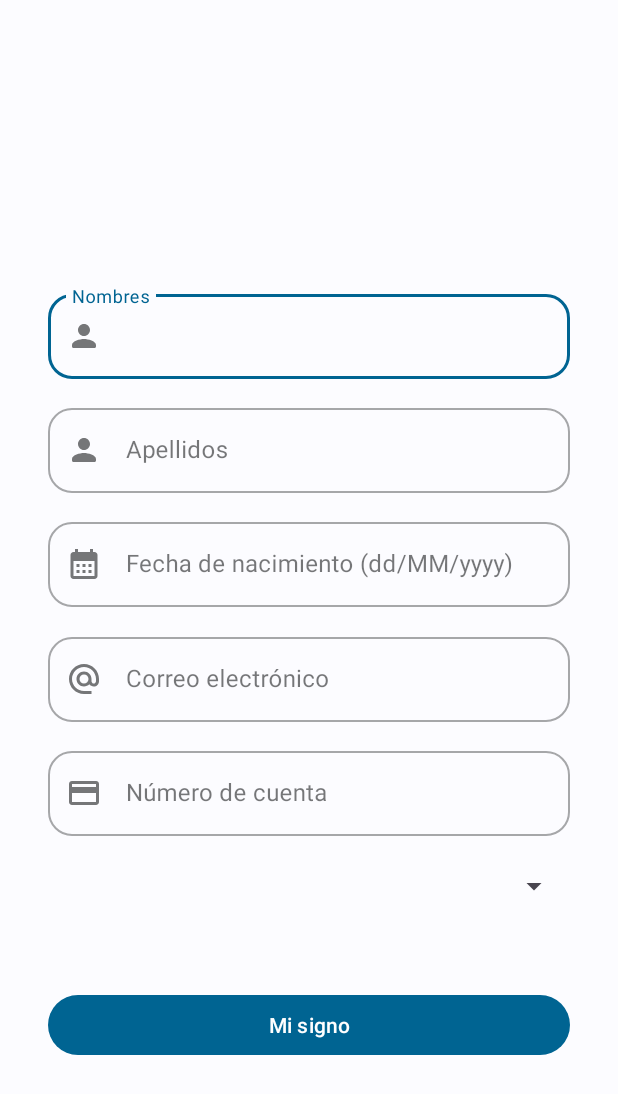
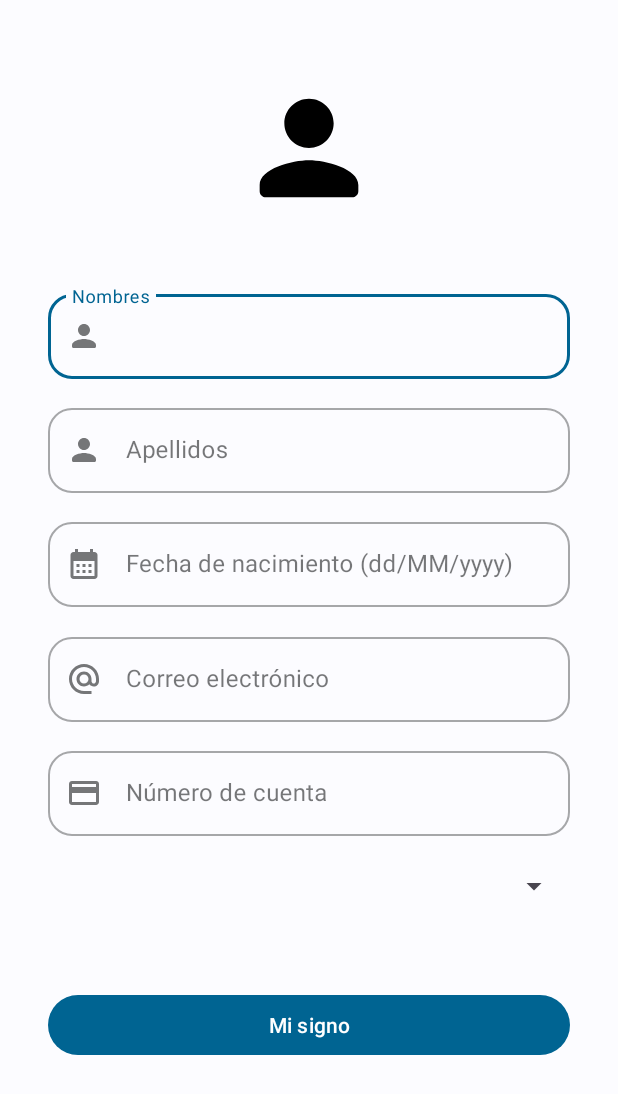
Before and after one commit to RotcehOdraude/Ejercicio1, an Android app: the layout activity_main.xml on its own in the app's theme, with its tools: preview values and no code run, on a phone screen of 412 x 824 dp. Shown: the top 1094 px of the screen. Run offline under Robolectric (Android 15) with nearby library versions, the phone set to English and light mode, and no system bars.

Commit message:
Creo que ya quedo la app :)

```diff
--- a/app/src/main/AndroidManifest.xml
+++ b/app/src/main/AndroidManifest.xml
@@ -31,7 +31,8 @@
 
         <activity
             android:name=".MainActivity"
-            android:exported="false">
+            android:exported="false"
+            android:screenOrientation="portrait">
             <meta-data
                 android:name="android.app.lib_name"
                 android:value="" />
--- a/app/src/main/res/layout/activity_details.xml
+++ b/app/src/main/res/layout/activity_details.xml
@@ -10,6 +10,7 @@
         android:id="@+id/tvNombre"
         android:layout_width="0dp"
         android:layout_height="0dp"
+        android:autoSizeTextType="uniform"
         android:gravity="center"
         android:text="@string/tv_nombre"
         android:textAlignment="center"
--- a/app/src/main/res/layout/activity_main.xml
+++ b/app/src/main/res/layout/activity_main.xml
@@ -41,7 +41,7 @@
             android:layout_height="wrap_content"
             android:imeOptions="actionDone"
             android:inputType="text"
-            android:maxLength="10"
+            android:maxLength="20"
             android:maxLines="1">
 
         </com.google.android.material.textfield.TextInputEditText>
@@ -75,8 +75,7 @@
             android:imeOptions="actionDone"
             android:inputType="text"
             android:maxLength="20"
-            android:maxLines="1">
-        </com.google.android.material.textfield.TextInputEditText>
+            android:maxLines="1"></com.google.android.material.textfield.TextInputEditText>
 
     </com.google.android.material.textfield.TextInputLayout>
 
@@ -195,8 +194,31 @@
         app:layout_constraintEnd_toEndOf="parent"
         app:layout_constraintStart_toStartOf="parent"
         app:layout_constraintTop_toTopOf="parent"
-        app:layout_constraintVertical_bias="0.85">
-    </com.google.android.material.button.MaterialButton>
+        app:layout_constraintVertical_bias="0.85"></com.google.android.material.button.MaterialButton>
+
+    <ImageView
+        android:id="@+id/imageView"
+        android:layout_width="0dp"
+        android:layout_height="0dp"
+        app:layout_constraintBottom_toBottomOf="@id/guideline16"
+        app:layout_constraintEnd_toEndOf="parent"
+        app:layout_constraintStart_toStartOf="parent"
+        app:layout_constraintTop_toTopOf="@id/guideline8"
+        app:srcCompat="@drawable/ic_person" />
+
+    <androidx.constraintlayout.widget.Guideline
+        android:id="@+id/guideline8"
+        android:layout_width="wrap_content"
+        android:layout_height="wrap_content"
+        android:orientation="horizontal"
+        app:layout_constraintGuide_percent="0.06" />
+
+    <androidx.constraintlayout.widget.Guideline
+        android:id="@+id/guideline16"
+        android:layout_width="wrap_content"
+        android:layout_height="wrap_content"
+        android:orientation="horizontal"
+        app:layout_constraintGuide_percent="0.18" />
 
 
 </androidx.constraintlayout.widget.ConstraintLayout>
```
Also changed, not shown: app/src/main/java/com/example/ejercicio1/DetailsActivity.kt (+127 -27 lines), app/src/main/java/com/example/ejercicio1/MainActivity.kt (+28 -8 lines), app/src/main/res/values/strings.xml (+16 -7 lines), 1 other file.
